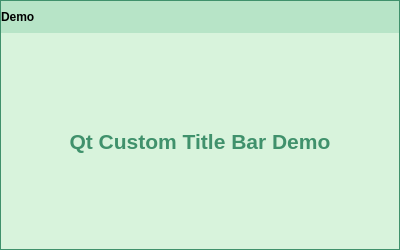
First picture: the form in MainWidget.ui, repository ttc0419/qt-custom-title-bar-demo, before the edit.
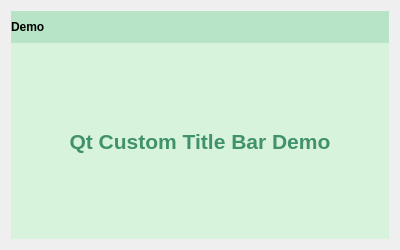
Second picture: the form after the edit. Icons and pictures are not drawn.

Commit message: Add drop down shadow effect

What changed in the file:
```diff
--- a/MainWidget.ui
+++ b/MainWidget.ui
@@ -10,24 +10,27 @@
     <height>250</height>
    </rect>
   </property>
-  <property name="styleSheet">
-   <string notr="true">QWidget { background-color: rgb(64, 145, 108); }</string>
-  </property>
   <layout class="QVBoxLayout" name="mainWidgetVerticalLayout">
+   <item>
+    <widget class="QWidget" name="containerWidget" native="true">
+     <property name="styleSheet">
+      <string notr="true">QWidget { background-color: rgb(64, 145, 108); }</string>
+     </property>
+     <layout class="QVBoxLayout" name="containerWidgetVerticalLayout">
    <property name="spacing">
     <number>0</number>
    </property>
    <property name="leftMargin">
-    <number>1</number>
+       <number>0</number>
    </property>
    <property name="topMargin">
-    <number>1</number>
+       <number>0</number>
    </property>
    <property name="rightMargin">
-    <number>1</number>
+       <number>0</number>
    </property>
    <property name="bottomMargin">
-    <number>1</number>
+       <number>0</number>
    </property>
    <item>
     <widget class="QWidget" name="titleBarWidget" native="true">
@@ -191,6 +194,9 @@
      <property name="alignment">
       <set>Qt::AlignCenter</set>
      </property>
+       </widget>
+      </item>
+     </layout>
     </widget>
    </item>
   </layout>
```
Lines whose indentation alone changed are shown as unchanged. The commit also changes 1 other file.
